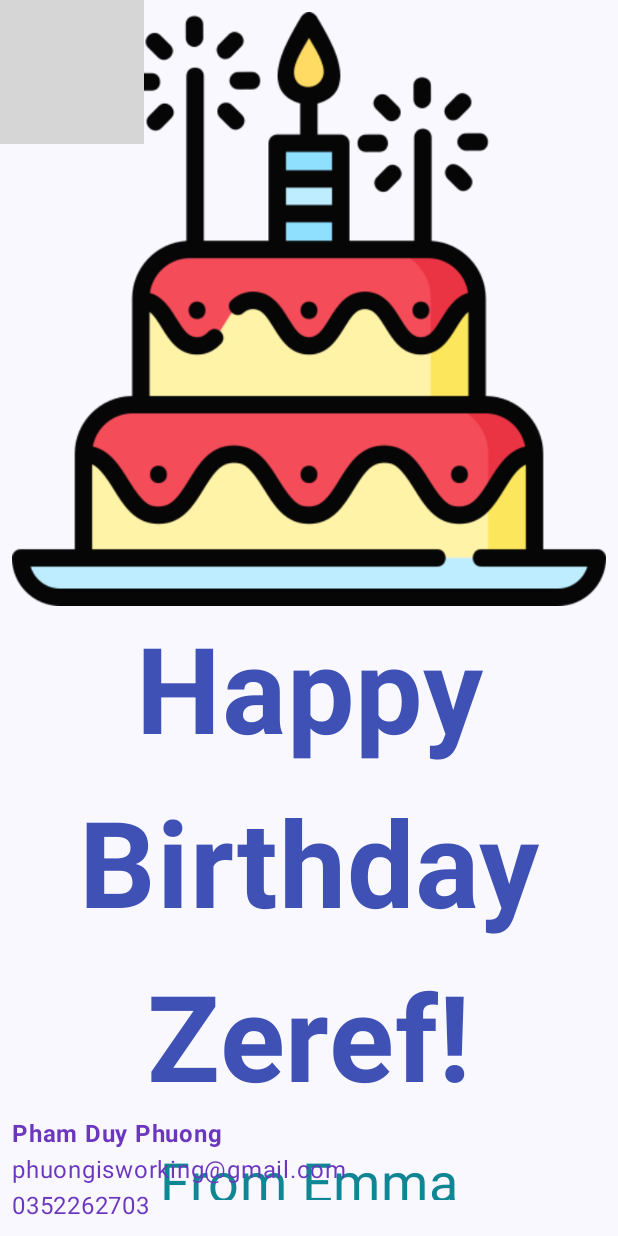
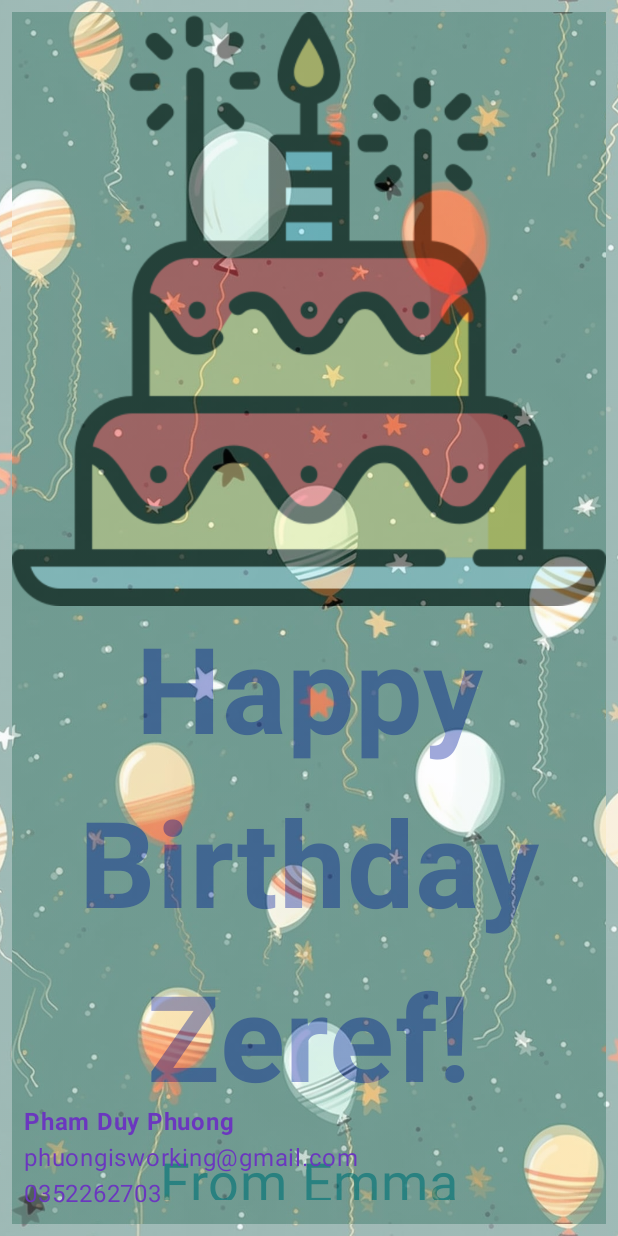
Before and after one commit to KayabaZeref/learnAndroidStudio, an Android app built with Jetpack Compose: the screen it shows after launch (MainActivity), on a phone screen of 412 x 824 dp. Run offline under Robolectric (Android 15) with nearby library versions, the phone set to English and light mode, and no system bars; grey boxes are pictures that could not be loaded.

```diff
--- a/app/src/main/java/com/example/happybirthday/MainActivity.kt
+++ b/app/src/main/java/com/example/happybirthday/MainActivity.kt
@@ -91,7 +91,7 @@ fun GreetingImage(
     form: String,
     modifier: Modifier = Modifier,
 ) {
-    val image = painterResource(R.drawable.androidparty)
+    val image = painterResource(R.drawable.simple_birthday_pattern_birthday_background)
     Box(
         modifier = modifier,
     ) {
@@ -127,10 +127,18 @@ fun ContactInformation(
     phoneNumber: String,
     modifier: Modifier = Modifier
 ) {
+    Box(modifier = modifier.fillMaxWidth()){
+        Image(
+            painter = painterResource(R.drawable.simple_birthday_pattern_birthday_background),
+            contentDescription = null,
+            contentScale = ContentScale.Crop,
+            alpha = 0.5F
+        )
     Column(modifier = modifier.fillMaxWidth()) {
         Text(text = name, fontWeight = FontWeight.Bold, color = Color(0xFF6B37BF))
         Text(text = email, color = Color(0xFF6B37BF))
         Text(text = phoneNumber, color = Color(0xFF6B37BF))
+    }
     }
 }
 
```
Also changed, not shown: app/src/main/res/drawable/simple_birthday_pattern_birthday_background.jpg (added).
